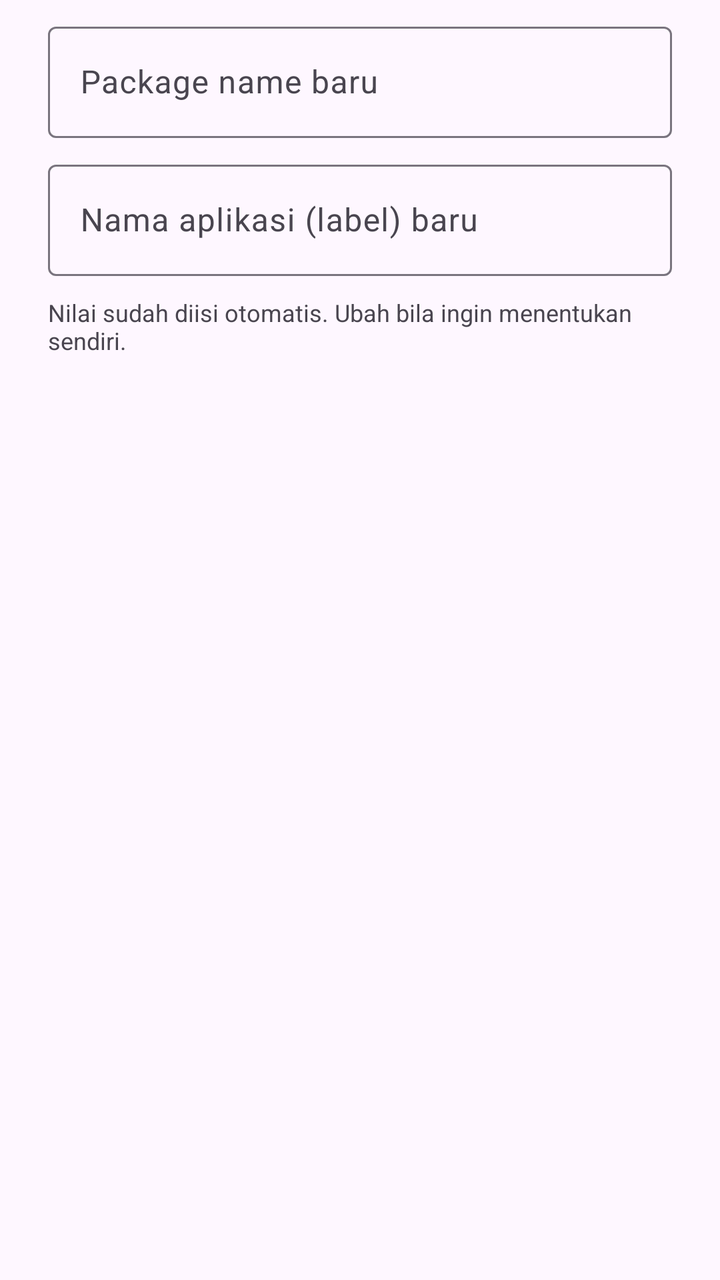
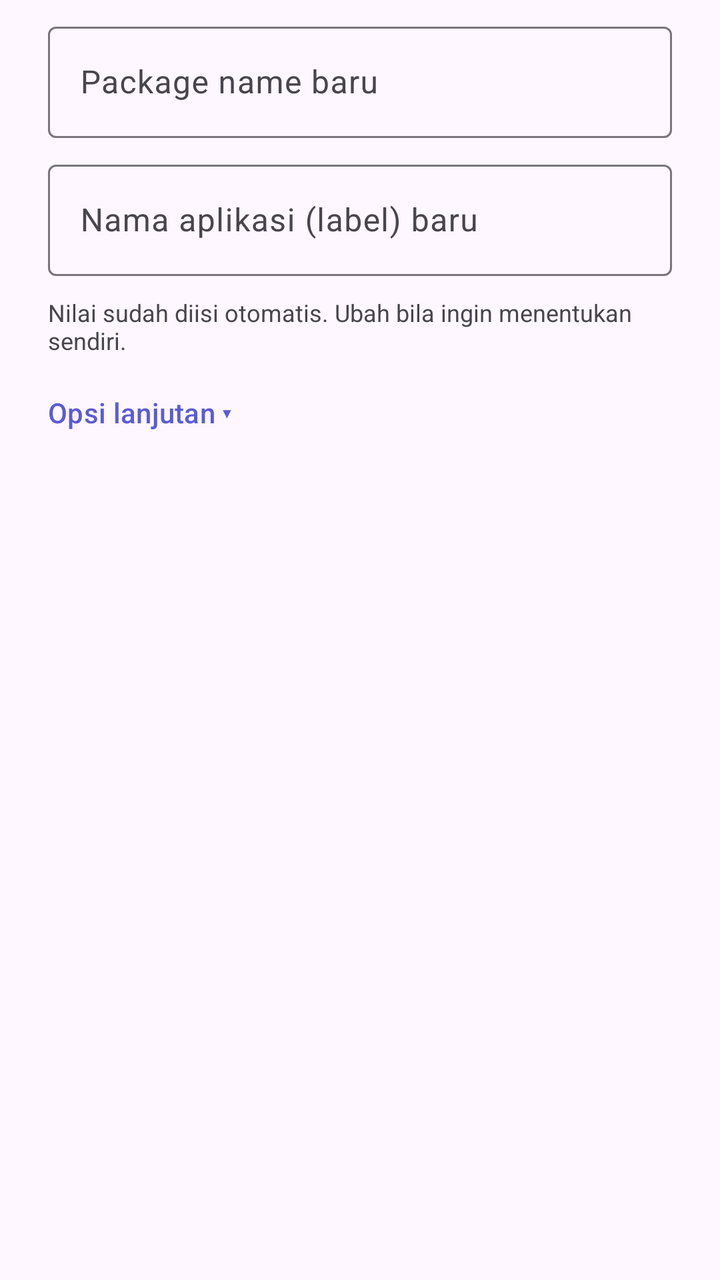

The first picture is an Android layout as it rendered before a commit; the second is the same layout after the commit. The layout source and the unified diff follow.
<!-- AndroidManifest.xml: application theme Theme.ApkFixer -->
<!-- res/layout/dialog_clone.xml -->
<?xml version="1.0" encoding="utf-8"?>
<LinearLayout xmlns:android="http://schemas.android.com/apk/res/android"
    android:layout_width="match_parent"
    android:layout_height="wrap_content"
    android:orientation="vertical"
    android:paddingStart="24dp"
    android:paddingTop="8dp"
    android:paddingEnd="24dp"
    android:paddingBottom="8dp">

    <com.google.android.material.textfield.TextInputLayout
        android:layout_width="match_parent"
        android:layout_height="wrap_content"
        android:hint="Package name baru">

        <com.google.android.material.textfield.TextInputEditText
            android:id="@+id/etPkg"
            android:layout_width="match_parent"
            android:layout_height="wrap_content"
            android:inputType="text" />
    </com.google.android.material.textfield.TextInputLayout>

    <com.google.android.material.textfield.TextInputLayout
        android:layout_width="match_parent"
        android:layout_height="wrap_content"
        android:layout_marginTop="8dp"
        android:hint="Nama aplikasi (label) baru">

        <com.google.android.material.textfield.TextInputEditText
            android:id="@+id/etLabel"
            android:layout_width="match_parent"
            android:layout_height="wrap_content"
            android:inputType="text" />
    </com.google.android.material.textfield.TextInputLayout>

    <TextView
        android:layout_width="match_parent"
        android:layout_height="wrap_content"
        android:layout_marginTop="10dp"
        android:text="Nilai sudah diisi otomatis. Ubah bila ingin menentukan sendiri."
        android:textSize="12sp" />
</LinearLayout>
<!-- resources referenced by this layout -->
<resources>
  <style name="Theme.ApkFixer" parent="Theme.Material3.DayNight.NoActionBar">
          <item name="colorPrimary">@color/brand_primary</item>
          <item name="colorOnPrimary">@color/brand_on_primary</item>
          <item name="android:statusBarColor">#5B5BD6</item>
          <item name="android:windowLightStatusBar">false</item>
      </style>
  <color name="brand_primary">#5B5BD6</color>
  <color name="brand_on_primary">#FFFFFF</color>
</resources>

<!-- the commit's change to res/layout/dialog_clone.xml (unified diff, before → after) -->
@@ -39,4 +39,53 @@
         android:layout_marginTop="10dp"
         android:text="Nilai sudah diisi otomatis. Ubah bila ingin menentukan sendiri."
         android:textSize="12sp" />
+
+    <com.google.android.material.button.MaterialButton
+        android:id="@+id/btnAdvanced"
+        style="@style/Widget.Material3.Button.TextButton"
+        android:layout_width="wrap_content"
+        android:layout_height="wrap_content"
+        android:layout_marginTop="4dp"
+        android:paddingStart="0dp"
+        android:text="Opsi lanjutan ▾" />
+
+    <LinearLayout
+        android:id="@+id/advancedBox"
+        android:layout_width="match_parent"
+        android:layout_height="wrap_content"
+        android:orientation="vertical"
+        android:visibility="gone">
+
+        <com.google.android.material.textfield.TextInputLayout
+            android:layout_width="match_parent"
+            android:layout_height="wrap_content"
+            android:hint="Nama versi (versionName)">
+
+            <com.google.android.material.textfield.TextInputEditText
+                android:id="@+id/etVerName"
+                android:layout_width="match_parent"
+                android:layout_height="wrap_content"
+                android:inputType="text" />
+        </com.google.android.material.textfield.TextInputLayout>
+
+        <com.google.android.material.textfield.TextInputLayout
+            android:layout_width="match_parent"
+            android:layout_height="wrap_content"
+            android:layout_marginTop="8dp"
+            android:hint="Kode versi (versionCode, angka — kosongkan jika tidak diubah)">
+
+            <com.google.android.material.textfield.TextInputEditText
+                android:id="@+id/etVerCode"
+                android:layout_width="match_parent"
+                android:layout_height="wrap_content"
+                android:inputType="number" />
+        </com.google.android.material.textfield.TextInputLayout>
+
+        <TextView
+            android:layout_width="match_parent"
+            android:layout_height="wrap_content"
+            android:layout_marginTop="10dp"
+            android:text="Manifest biner, izin kustom (android:permission), dan authorities provider diubah otomatis supaya tidak bentrok dengan aplikasi asli — tidak perlu diatur manual."
+            android:textSize="12sp" />
+    </LinearLayout>
 </LinearLayout>
